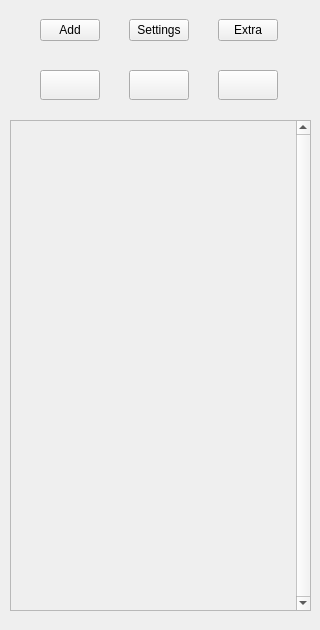
The window that src/ui_files/stack_space.ui (rakshith111/Time-Stack) describes before a commit, drawn with Qt 5.
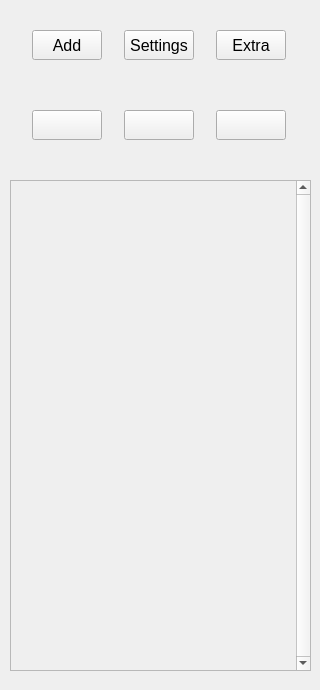
The same window after the commit.

Commit message: Update font size, Add spacing

The edit to the form file:
```diff
--- a/src/ui_files/stack_space.ui
+++ b/src/ui_files/stack_space.ui
@@ -7,7 +7,7 @@
     <x>0</x>
     <y>0</y>
     <width>320</width>
-    <height>630</height>
+    <height>690</height>
    </rect>
   </property>
   <property name="sizePolicy">
@@ -19,13 +19,13 @@
   <property name="minimumSize">
    <size>
     <width>320</width>
-    <height>180</height>
+    <height>690</height>
    </size>
   </property>
   <property name="maximumSize">
    <size>
     <width>320</width>
-    <height>900</height>
+    <height>690</height>
    </size>
   </property>
   <property name="windowTitle">
@@ -35,11 +35,16 @@
    <property name="geometry">
     <rect>
      <x>10</x>
-     <y>120</y>
+     <y>180</y>
      <width>301</width>
      <height>491</height>
     </rect>
    </property>
+   <property name="font">
+    <font>
+     <pointsize>12</pointsize>
+    </font>
+   </property>
    <property name="verticalScrollBarPolicy">
     <enum>Qt::ScrollBarAlwaysOn</enum>
    </property>
@@ -69,34 +74,34 @@
      <x>10</x>
      <y>10</y>
      <width>301</width>
-     <height>41</height>
+     <height>70</height>
     </rect>
    </property>
    <layout class="QHBoxLayout" name="btn_layout_h">
     <property name="spacing">
-     <number>4</number>
+     <number>20</number>
     </property>
     <property name="sizeConstraint">
      <enum>QLayout::SetMinimumSize</enum>
     </property>
     <property name="leftMargin">
-     <number>5</number>
+     <number>20</number>
     </property>
     <property name="topMargin">
-     <number>5</number>
+     <number>20</number>
     </property>
     <property name="rightMargin">
-     <number>5</number>
+     <number>20</number>
     </property>
     <property name="bottomMargin">
-     <number>5</number>
+     <number>20</number>
     </property>
     <item>
      <widget class="QPushButton" name="add_btn">
       <property name="minimumSize">
        <size>
-        <width>60</width>
-        <height>0</height>
+        <width>70</width>
+        <height>30</height>
        </size>
       </property>
       <property name="maximumSize">
@@ -105,6 +110,11 @@
         <height>16777215</height>
        </size>
       </property>
+      <property name="font">
+       <font>
+        <pointsize>12</pointsize>
+       </font>
+      </property>
       <property name="text">
        <string>Add</string>
       </property>
@@ -114,16 +124,21 @@
      <widget class="QPushButton" name="settings_btn">
       <property name="minimumSize">
        <size>
-        <width>60</width>
-        <height>0</height>
+        <width>70</width>
+        <height>30</height>
        </size>
       </property>
       <property name="maximumSize">
        <size>
         <width>60</width>
-        <height>16777215</height>
+        <height>30</height>
        </size>
       </property>
+      <property name="font">
+       <font>
+        <pointsize>12</pointsize>
+       </font>
+      </property>
       <property name="text">
        <string>Settings</string>
       </property>
@@ -133,16 +148,21 @@
      <widget class="QPushButton" name="extra_btn">
       <property name="minimumSize">
        <size>
-        <width>60</width>
-        <height>0</height>
+        <width>70</width>
+        <height>30</height>
        </size>
       </property>
       <property name="maximumSize">
        <size>
-        <width>60</width>
-        <height>16777215</height>
+        <width>70</width>
+        <height>30</height>
        </size>
       </property>
+      <property name="font">
+       <font>
+        <pointsize>12</pointsize>
+       </font>
+      </property>
       <property name="text">
        <string>Extra</string>
       </property>
@@ -154,35 +174,35 @@
    <property name="geometry">
     <rect>
      <x>10</x>
-     <y>50</y>
+     <y>90</y>
      <width>301</width>
      <height>70</height>
     </rect>
    </property>
    <layout class="QHBoxLayout" name="btn_layout_h_2">
     <property name="spacing">
-     <number>4</number>
+     <number>20</number>
     </property>
     <property name="sizeConstraint">
      <enum>QLayout::SetMinimumSize</enum>
     </property>
     <property name="leftMargin">
-     <number>5</number>
+     <number>20</number>
     </property>
     <property name="topMargin">
-     <number>5</number>
+     <number>20</number>
     </property>
     <property name="rightMargin">
-     <number>5</number>
+     <number>20</number>
     </property>
     <property name="bottomMargin">
-     <number>5</number>
+     <number>20</number>
     </property>
     <item>
      <widget class="QPushButton" name="start_btn">
       <property name="minimumSize">
        <size>
-        <width>60</width>
+        <width>70</width>
         <height>30</height>
        </size>
       </property>
@@ -201,7 +221,7 @@
      <widget class="QPushButton" name="pause_btn">
       <property name="minimumSize">
        <size>
-        <width>60</width>
+        <width>70</width>
         <height>30</height>
        </size>
       </property>
@@ -220,7 +240,7 @@
      <widget class="QPushButton" name="remove_btn">
       <property name="minimumSize">
        <size>
-        <width>60</width>
+        <width>70</width>
         <height>30</height>
        </size>
       </property>
```
The commit also changes 5 other files.
